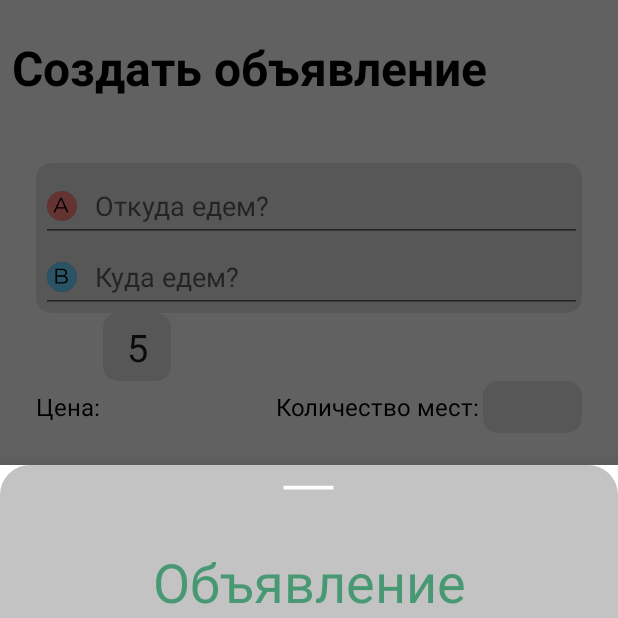
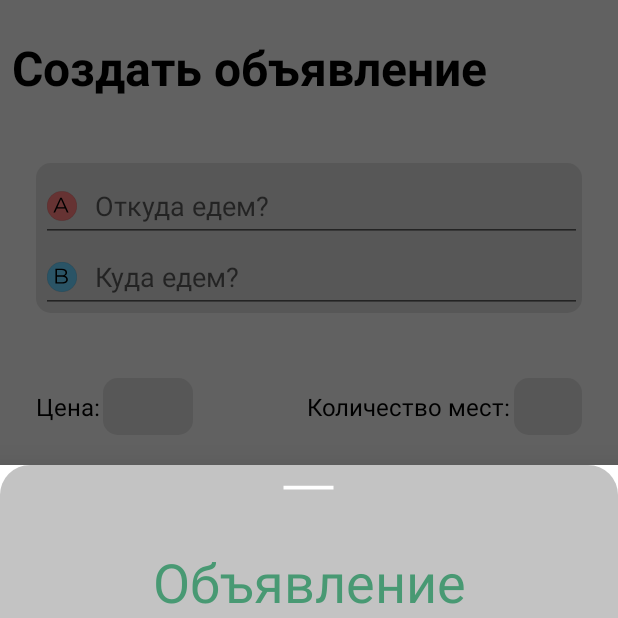
Before and after one commit to vk-education/BLDJ, an Android app: the fragment BottomSheetCreateFragment placed in its activity, item 3 of the bottom bar chosen, on a phone screen of 412 x 824 dp, the top half of it. Run offline under Robolectric (Android 15) with nearby library versions, the phone set to English and light mode, and no system bars.

Commit message:
delete colors in themes.xml; Manifest changes

```diff
--- a/app/src/main/AndroidManifest.xml
+++ b/app/src/main/AndroidManifest.xml
@@ -8,7 +8,7 @@
             android:label="@string/app_name"
             android:roundIcon="@mipmap/ic_launcher_round"
             android:supportsRtl="true"
-            android:theme="@style/Theme.Design.Light.NoActionBar">  <!--Пока без верхней штуки и только СВЕТЛАЯ тема.-->
+            android:theme="@style/Theme.EmptyAct">  <!--Пока без верхней штуки и только СВЕТЛАЯ тема.-->
         <activity android:name="com.bldj.project.MainActivity">
             <intent-filter>
                 <action android:name="android.intent.action.MAIN" />
--- a/app/src/main/res/layout/fragment_bottom_sheet_create.xml
+++ b/app/src/main/res/layout/fragment_bottom_sheet_create.xml
@@ -4,6 +4,7 @@
         xmlns:app="http://schemas.android.com/apk/res-auto"
         android:orientation="vertical"
         android:id="@+id/create_bottom_sheet"
+        style="@style/AppBottomSheetDialogTheme"
         android:background="@drawable/components_bottom_sheet"
         android:layout_height="match_parent"
         android:layout_width="match_parent"
--- a/app/src/main/res/layout/fragment_create.xml
+++ b/app/src/main/res/layout/fragment_create.xml
@@ -73,21 +73,22 @@
                 app:layout_constraintTop_toBottomOf="@id/frame_way" />
 
         <EditText
+                app:layout_constraintTop_toTopOf="@id/price_create_text"
+                app:layout_constraintBottom_toBottomOf="@id/price_create_text"
                 android:layout_marginStart="2dp"
                 android:id="@+id/edit_price"
                 android:background="@drawable/components_gray"
                 android:layout_height="wrap_content"
-                android:layout_width="45dp"
+                android:layout_width="60dp"
                 app:layout_constraintStart_toEndOf="@id/price_create_text"
                 app:layout_constraintTop_toBottomOf="@id/frame_way"
-                android:paddingStart="8dp"
-                android:paddingEnd="8dp"
+                android:paddingStart="10dp"
+                android:paddingEnd="10dp"
                 android:paddingTop="5dp"
                 android:paddingBottom="5dp"
                 android:maxLines="1"
-                android:text="5"
                 android:textAlignment="center"
-                android:textSize="25sp" />
+                android:textSize="20sp" />
 
         <TextView
                 android:layout_marginEnd="2dp"
@@ -104,14 +105,20 @@
         <EditText
                 android:id="@+id/edit_places"
                 android:layout_marginStart="2dp"
+                app:layout_constraintTop_toTopOf="@id/price_places_text"
+                app:layout_constraintBottom_toBottomOf="@id/price_places_text"
                 android:background="@drawable/components_gray"
                 android:layout_height="wrap_content"
-                android:layout_marginTop="45dp"
-                android:layout_width="wrap_content"
+                android:layout_width="45dp"
                 app:layout_constraintTop_toBottomOf="@id/frame_way"
                 app:layout_constraintEnd_toStartOf="@id/g_right"
-                android:hint="           "
-                android:textSize="25sp" />
+                android:paddingStart="10dp"
+                android:paddingEnd="10dp"
+                android:maxLines="1"
+                android:textAlignment="center"
+                android:paddingTop="5dp"
+                android:paddingBottom="5dp"
+                android:textSize="20sp" />
 
         <EditText
                 android:id="@+id/create_comments"
--- a/app/src/main/res/values/themes.xml
+++ b/app/src/main/res/values/themes.xml
@@ -1,16 +1,14 @@
 <resources xmlns:tools="http://schemas.android.com/tools">
     <!-- Base application theme. -->
-    <style name="Theme.EmptyAct" parent="Theme.MaterialComponents.DayNight.DarkActionBar">
-        <!-- Primary brand color. -->
-        <item name="colorPrimary">@color/purple_500</item>
-        <item name="colorPrimaryVariant">@color/purple_700</item>
-        <item name="colorOnPrimary">@color/white</item>
-        <!-- Secondary brand color. -->
-        <item name="colorSecondary">@color/teal_200</item>
-        <item name="colorSecondaryVariant">@color/teal_700</item>
-        <item name="colorOnSecondary">@color/black</item>
-        <!-- Status bar color. -->
-        <item name="android:statusBarColor" tools:targetApi="l">?attr/colorPrimaryVariant</item>
-        <!-- Customize your theme here. -->
+    <style name="Theme.EmptyAct" parent="Theme.Design.Light.NoActionBar">
+
+    </style>
+
+    <style name="AppBottomSheetDialogTheme" parent="Theme.Design.Light.BottomSheetDialog">
+        <item name="bottomSheetStyle">@style/AppModalStyle</item>
+    </style>
+
+    <style name="AppModalStyle" parent="Widget.Design.BottomSheet.Modal">
+        <item name="android:background">@android:color/transparent</item>
     </style>
 </resources>
```
